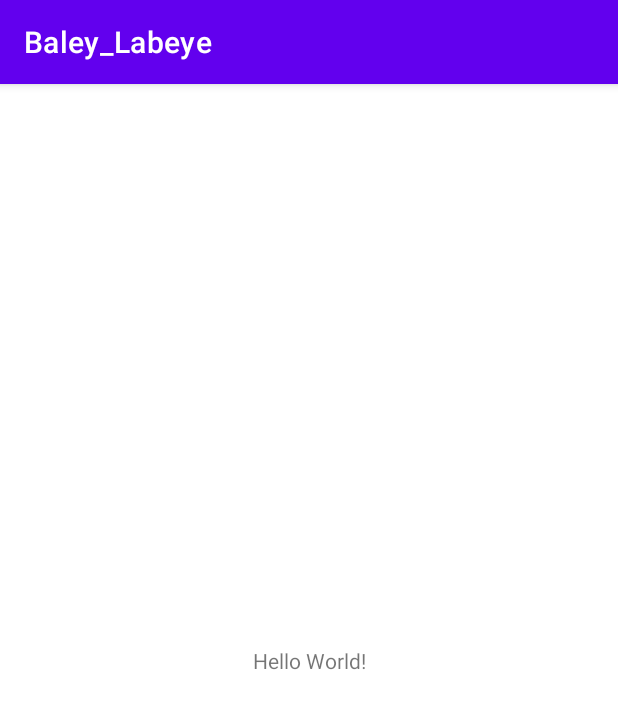
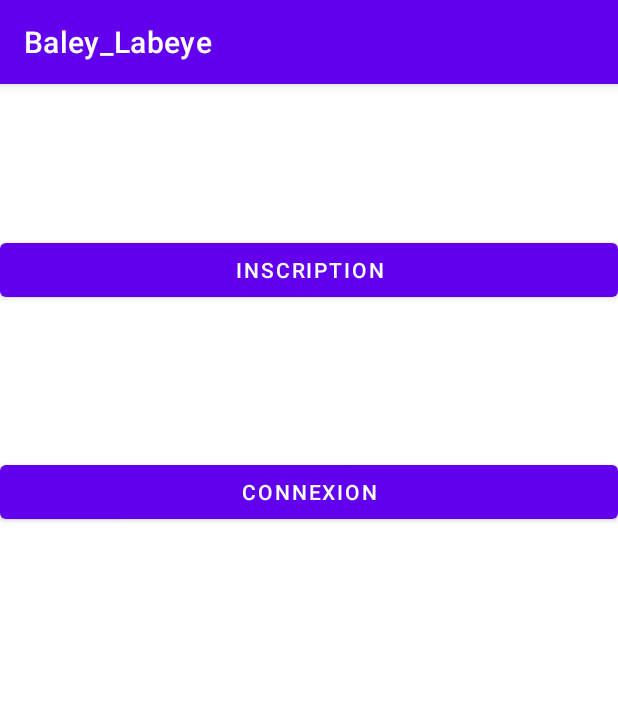
Before and after one commit to nag763/android-baley-labeye, an Android app: the screen it shows after launch (MainActivity before the commit, StartActivity after it), on a phone screen of 412 x 824 dp. Shown: the top 709 px of the screen. Run offline under Robolectric (Android 15) with nearby library versions, the phone set to English and light mode, and no system bars.

Commit message:
inscription connexion menu deconnexion

```diff
--- a/app/src/main/AndroidManifest.xml
+++ b/app/src/main/AndroidManifest.xml
@@ -9,7 +9,10 @@
         android:roundIcon="@mipmap/ic_launcher_round"
         android:supportsRtl="true"
         android:theme="@style/Theme.Baley_Labeye">
-        <activity android:name=".MainActivity">
+        <activity android:name=".MainActivity"></activity>
+        <activity android:name=".ConnexionActivity" />
+        <activity android:name=".InscriptionActivity" />
+        <activity android:name=".StartActivity">
             <intent-filter>
                 <action android:name="android.intent.action.MAIN" />
 
--- /dev/null
+++ b/app/src/main/java/com/ticandroid/baley_labeye/StartActivity.java
@@ -0,0 +1,38 @@
+package com.ticandroid.baley_labeye;
+
+import androidx.appcompat.app.AppCompatActivity;
+
+import android.content.Intent;
+import android.os.Bundle;
+import android.view.View;
+import android.widget.Button;
+
+public class StartActivity extends AppCompatActivity implements View.OnClickListener{
+    private Button register=null;
+    private Button login=null;
+    @Override
+    protected void onCreate(Bundle savedInstanceState) {
+        super.onCreate(savedInstanceState);
+        setContentView(R.layout.activity_start);
+        register=(Button) findViewById(R.id.register);
+        login=(Button) findViewById(R.id.login);
+        register.setOnClickListener(this);
+        login.setOnClickListener(this);
+
+    }
+    public void onClick(View v){
+        if(v==register){
+            Intent inscription = new Intent(this,InscriptionActivity.class);
+            startActivity(inscription);
+            finish();
+        }
+        else if(v==login){
+            Intent connexion = new Intent(this, ConnexionActivity.class);
+            startActivity(connexion);
+            finish();
+        }
+
+
+    }
+
+}
--- /dev/null
+++ b/app/src/main/res/layout/activity_start.xml
@@ -0,0 +1,25 @@
+<?xml version="1.0" encoding="utf-8"?>
+<RelativeLayout xmlns:android="http://schemas.android.com/apk/res/android"
+    xmlns:app="http://schemas.android.com/apk/res-auto"
+    xmlns:tools="http://schemas.android.com/tools"
+    android:layout_width="match_parent"
+    android:layout_height="match_parent"
+    tools:context=".StartActivity">
+
+    <Button
+        android:layout_width="match_parent"
+        android:layout_height="wrap_content"
+        android:id="@+id/register"
+        android:text="Inscription"
+        android:layout_marginTop="100dp"
+        />
+    <Button
+        android:layout_width="match_parent"
+        android:layout_height="wrap_content"
+        android:id="@+id/login"
+        android:text="Connexion"
+        android:layout_below="@id/register"
+        android:layout_marginTop="100dp"
+        />
+
+</RelativeLayout>
```
Also changed, not shown: app/src/main/java/com/ticandroid/baley_labeye/ConnexionActivity.java (added, +51 -0 lines), app/src/main/java/com/ticandroid/baley_labeye/InscriptionActivity.java (added, +63 -0 lines), app/src/main/java/com/ticandroid/baley_labeye/MainActivity.java (+43 -4 lines), app/src/main/res/layout/activity_connexion.xml (added, +30 -0 lines), app/src/main/res/layout/activity_inscription.xml (added, +30 -0 lines), app/src/main/res/layout/activity_main.xml (+42 -9 lines).
